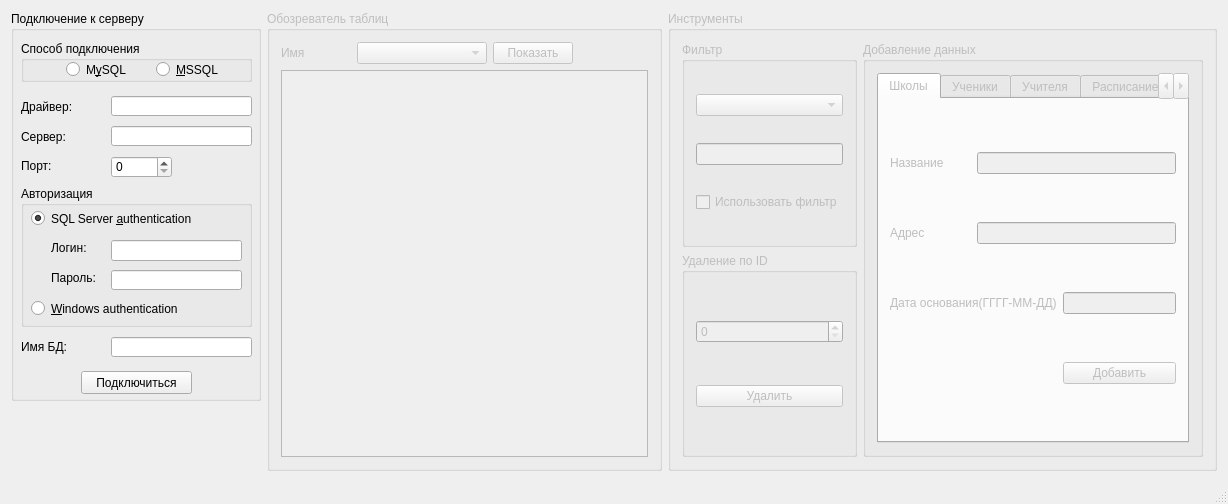
Above: src/mainwindow.ui from inimitab1e/SchoolFormQT before the change. Below: the same form after it.
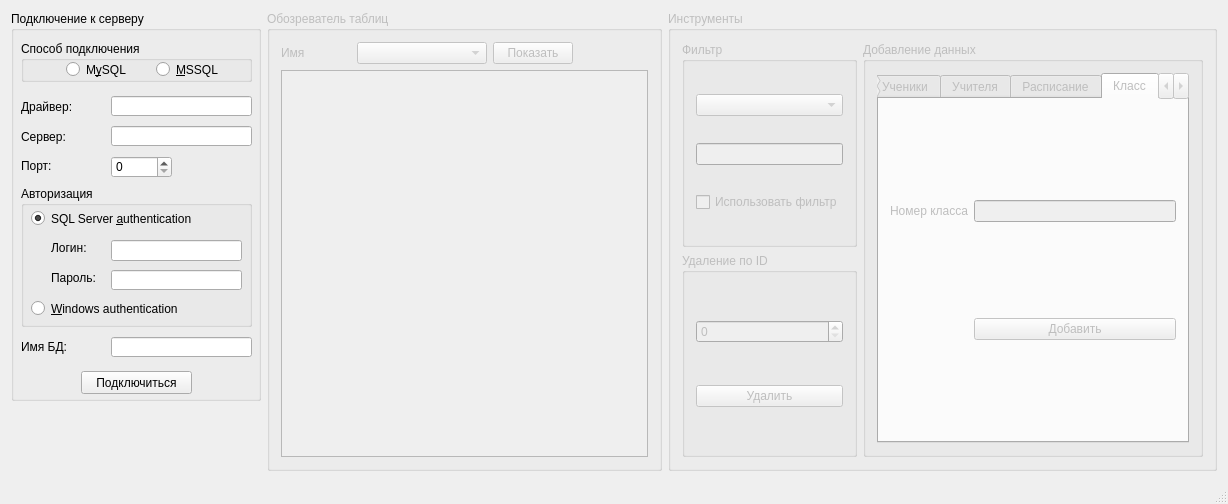
That is the form after the change. The open tabs and pages were chosen to show the change. Icons and pictures are not drawn.

What changed in the file:
```diff
--- a/src/mainwindow.ui
+++ b/src/mainwindow.ui
@@ -770,6 +770,54 @@
               </item>
              </layout>
             </widget>
+            <widget class="QWidget" name="tp_classes">
+             <attribute name="title">
+              <string>Класс</string>
+             </attribute>
+             <layout class="QGridLayout" name="gridLayout_8">
+              <item row="0" column="0">
+               <widget class="QLabel" name="label_31">
+                <property name="text">
+                 <string>Номер класса</string>
+                </property>
+               </widget>
+              </item>
+              <item row="0" column="1">
+               <widget class="QLineEdit" name="lineEdit_24"/>
+              </item>
+              <item row="1" column="1">
+               <widget class="QPushButton" name="pushButton_7">
+                <property name="text">
+                 <string>Добавить</string>
+                </property>
+               </widget>
+              </item>
+             </layout>
+            </widget>
+            <widget class="QWidget" name="tp_rooms">
+             <attribute name="title">
+              <string>Кабинеты</string>
+             </attribute>
+             <layout class="QGridLayout" name="gridLayout_9">
+              <item row="0" column="0">
+               <widget class="QLabel" name="label_32">
+                <property name="text">
+                 <string>Номер кабинета</string>
+                </property>
+               </widget>
+              </item>
+              <item row="0" column="1">
+               <widget class="QLineEdit" name="lineEdit_25"/>
+              </item>
+              <item row="1" column="1">
+               <widget class="QPushButton" name="pushButton_8">
+                <property name="text">
+                 <string>Добавить</string>
+                </property>
+               </widget>
+              </item>
+             </layout>
+            </widget>
             <widget class="QWidget" name="tp_teacherandschool">
              <attribute name="title">
               <string>Учитель и школа</string>
```
Left out of the diff: 8 changed lines with no effect on the pictures.
